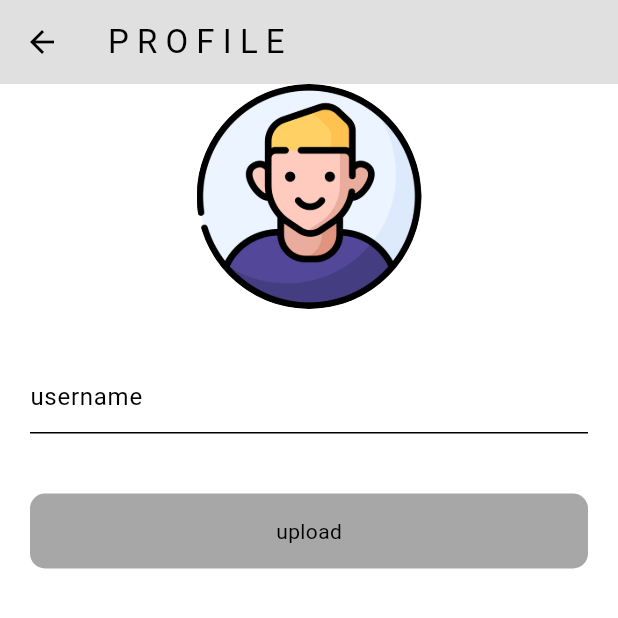
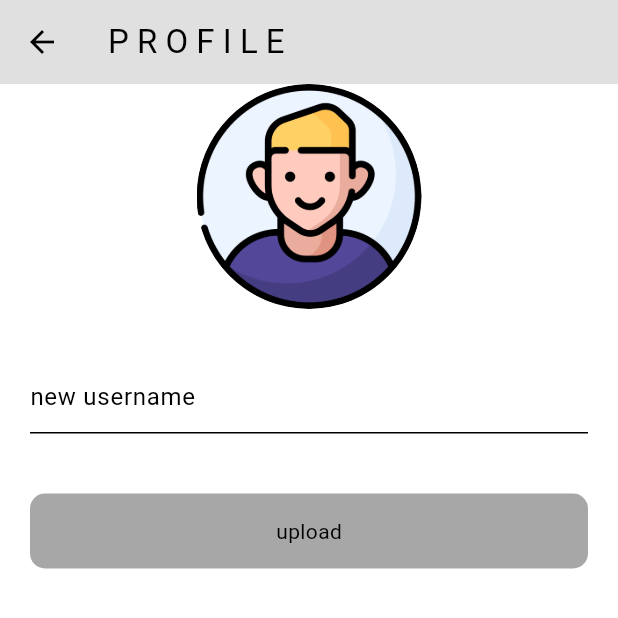
Before and after one commit to Meetpraja/flutter_chat-_app, a Flutter app: the screen it shows once a user with an empty profile is signed in, in the side drawer, after a tap on "P R O F I L E", on a phone screen of 412 x 824 dp, the top half of it. Run offline on Flutter 3.47's test engine with Material 3 defaults, Android fonts, the phone set to English and light mode, and no system bars; our stand-ins replace cloud_firestore, firebase_auth, firebase_core, flutter_slidable, image_picker; accounts and stored records are empty; statements that could not run were skipped.

Commit message:
profile screen update

```diff
--- a/lib/screens/profile_screen.dart
+++ b/lib/screens/profile_screen.dart
@@ -72,7 +72,7 @@ class _ProfileScreenState extends State<ProfileScreen> {
                   controller: _usernameController,
                     decoration: const InputDecoration(
                   focusColor: Colors.black,
-                 hintText: 'username',
+                 hintText: 'new username',
                   // prefixText: 'username',
                 )),
               ),
```
